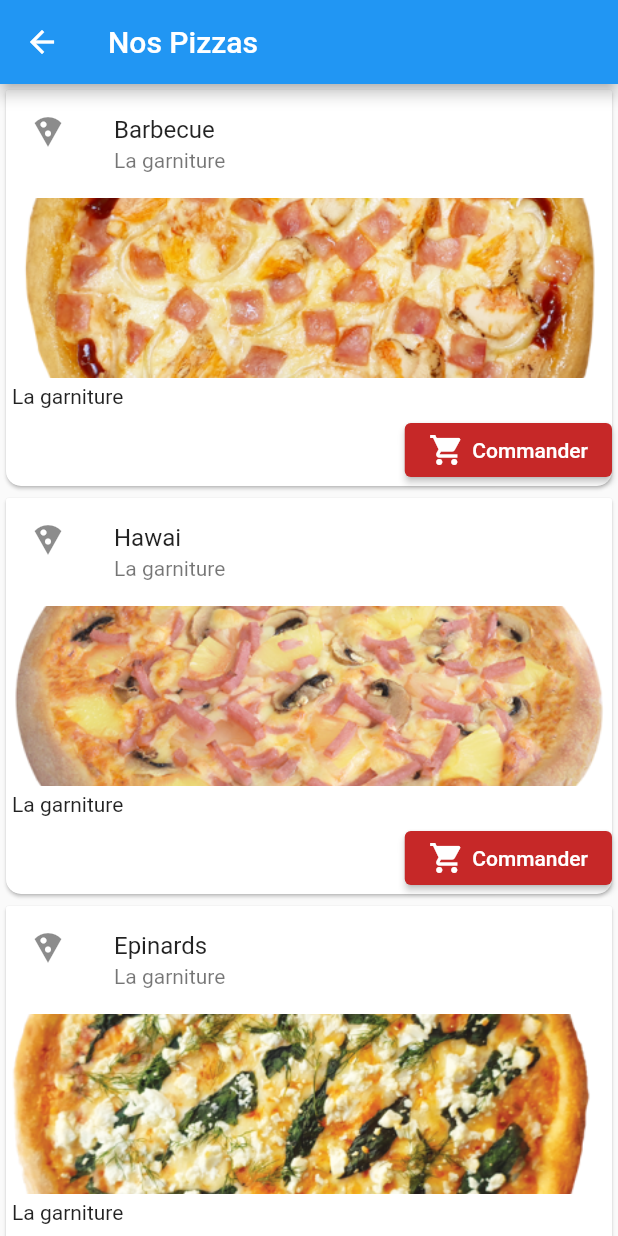
After one commit to raffaa10/flutter-pizzeria, a Flutter app: the PizzaList screen opened directly, on a phone screen of 412 x 824 dp. The commit adds this screen. Run offline on Flutter 3.47's test engine with Material 2 defaults, Android fonts, the phone set to English and light mode, and no system bars.

Commit message:
TD-2_PizzaData_&_PizzaList

```diff
--- a/lib/main.dart
+++ b/lib/main.dart
@@ -1,7 +1,8 @@
 import 'package:flutter/cupertino.dart';
 import 'package:flutter/material.dart';
+import 'package:pizzeria/ui/pizza_list.dart';
 import 'models/menu.dart';
-import 'package:flutter/services.dart';
+
 
 void main() {
   runApp(const MyApp());
@@ -53,7 +54,19 @@ class MyHomePage extends StatelessWidget {
       body: Center(
         child: ListView.builder(
           itemCount: _menus.length,
-          itemBuilder: (context, index) => _buildRow(_menus[index]),
+          itemBuilder: (context, index) => InkWell(
+            onTap: () {
+              switch (_menus[index].type) {
+                case 2:
+                  Navigator.push(
+                      context,
+                      MaterialPageRoute(builder: (context) => PizzaList())
+                  );
+                  break;
+              }
+            },
+            child: _buildRow(_menus[index]),
+          ),
           itemExtent: 180,
         ),
       ),
--- /dev/null
+++ b/lib/models/pizza.dart
@@ -0,0 +1,13 @@
+import 'dart:ui';
+
+class Pizza {
+
+  final int id;
+  final String title;
+  final String garniture;
+  final String image;
+  final double price;
+
+  Pizza(this.id, this.title, this.garniture, this.image, this.price);
+
+}
--- /dev/null
+++ b/lib/models/pizza_data.dart
@@ -0,0 +1,17 @@
+import 'package:pizzeria/models/pizza.dart';
+
+
+class PizzaData  {
+
+  static List<Pizza> buildList() {
+
+    List<Pizza> list = [];
+    list.add(Pizza(1, 'Barbecue', 'La garniture', 'pizza-bbq.jpg', 8));
+    list.add(Pizza(2, 'Hawai', 'La garniture', 'pizza-hawai.jpg', 9));
+    list.add(Pizza(3, 'Epinards', 'La garniture', 'pizza-spinach.jpg', 7));
+    list.add(Pizza(4, 'Végétarienne', 'La garniture', 'pizza-vegetable.jpg', 10));
+    return list;
+  }
+
+
+}
--- /dev/null
+++ b/lib/ui/pizza_list.dart
@@ -0,0 +1,96 @@
+import 'package:flutter/material.dart';
+import 'package:pizzeria/models/pizza.dart';
+import 'package:pizzeria/models/pizza_data.dart';
+
+class PizzaList extends StatefulWidget {
+  const PizzaList({Key? key}) : super(key: key);
+
+  @override
+  _PizzaListState createState() => _PizzaListState();
+}
+
+class _PizzaListState extends State<PizzaList> {
+  List<Pizza> _pizzas = [];
+
+  @override
+  void initState() {
+    _pizzas = PizzaData.buildList();
+  }
+
+  @override
+  Widget build(BuildContext context) {
+    return Scaffold(
+      appBar: AppBar(
+        title: Text('Nos Pizzas'),
+      ),
+      body: ListView.builder(
+        //padding: const EdgeInsets.all(8.0),
+        //itemExtent: ,
+        itemCount: _pizzas.length,
+        itemBuilder: (context, index) {
+          return _buildRow(_pizzas[index]);
+        },
+      ),
+    );
+  }
+
+  _buildRow(Pizza pizza) {
+
+    return Card(
+      //color: Theme.of(context).cardColor,
+      shape: RoundedRectangleBorder(
+        borderRadius: BorderRadius.vertical(
+          bottom: Radius.circular(10.0), top: Radius.circular(2.0)
+        )
+      ),
+      child: Column(
+        crossAxisAlignment: CrossAxisAlignment.start,
+        children: [
+          ListTile(
+            title: Text(pizza.title),
+            subtitle: Text(pizza.garniture),
+            leading: Icon(Icons.local_pizza),
+          ),
+          Image.asset(
+            'assets/images/pizzas/${pizza.image}',
+            height: 120,
+            width: MediaQuery.of(context).size.width,
+            fit: BoxFit.fitWidth,
+          ),
+          //Text(pizza.garniture),
+          Container(
+            padding: const EdgeInsets.all(4.0),
+            child: Text(pizza.garniture),
+          ),
+          /*ElevatedButton(
+            child: Text("Commander"),
+            onPressed: () {
+              print('Commander une pizza');
+            },
+          )*/
+          Row(
+            mainAxisAlignment: MainAxisAlignment.end,
+            children: [
+              ElevatedButton(
+                style: ButtonStyle(
+                  backgroundColor: MaterialStateProperty.all<Color>(Colors.red.shade800)
+                ),
+                child: Row(
+                  children: [
+                    Icon(Icons.shopping_cart),
+                    SizedBox(width: 5,),
+                    Text("Commander"),
+                  ],
+                ),
+                onPressed: () {
+                  print('Commander une pizza');
+                },
+              )
+            ],
+          ),
+        ],
+      )
+    );
+
+  }
+}
--- a/pubspec.yaml
+++ b/pubspec.yaml
@@ -60,6 +60,7 @@ flutter:
   # To add assets to your application, add an assets section, like this:
   assets:
     - assets/images/menus/
+    - assets/images/pizzas/
   # An image asset can refer to one or more resolution-specific "variants", see
   # https://flutter.dev/assets-and-images/#resolution-aware.
 
```
Also changed, not shown: assets/images/pizzas/pizza-bbq.jpg (added), assets/images/pizzas/pizza-capers.png (added), assets/images/pizzas/pizza-frankfurt.png (added), assets/images/pizzas/pizza-hawai.jpg (added), assets/images/pizzas/pizza-merguez.png (added), assets/images/pizzas/pizza-salami.png (added), assets/images/pizzas/pizza-sausage.png (added), assets/images/pizzas/pizza-spinach.jpg (added), assets/images/pizzas/pizza-vegetable.jpg (added).
